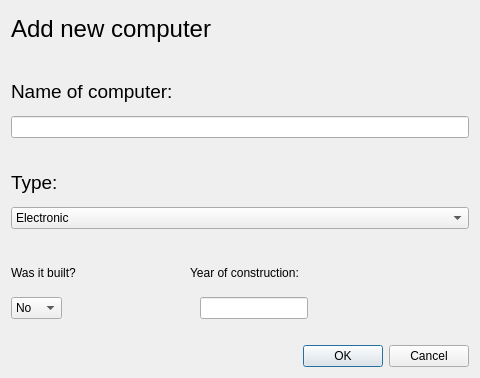
First picture: the form in addcomputer.ui, repository Hopur-50/Verkefni3, before the edit.
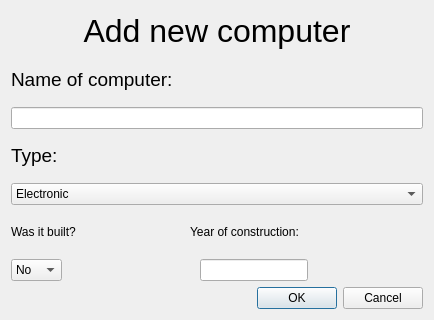
Second picture: the form after the edit.

Diff of the .ui file:
```diff
--- a/addcomputer.ui
+++ b/addcomputer.ui
@@ -6,13 +6,16 @@
    <rect>
     <x>0</x>
     <y>0</y>
-    <width>480</width>
-    <height>378</height>
+    <width>434</width>
+    <height>320</height>
    </rect>
   </property>
   <property name="windowTitle">
    <string>Dialog</string>
   </property>
+  <property name="styleSheet">
+   <string notr="true">font: 13pt &quot;Andale Mono&quot;;</string>
+  </property>
   <layout class="QVBoxLayout" name="verticalLayout">
    <item>
     <widget class="QLabel" name="label_4">
@@ -23,26 +26,13 @@
       <enum>QFrame::Sunken</enum>
      </property>
      <property name="text">
-      <string>&lt;html&gt;&lt;head/&gt;&lt;body&gt;&lt;p&gt;&lt;span style=&quot; font-size:18pt; color:#000000;&quot;&gt;Add new computer&lt;/span&gt;&lt;/p&gt;&lt;/body&gt;&lt;/html&gt;</string>
+      <string>&lt;html&gt;&lt;head/&gt;&lt;body&gt;&lt;p align=&quot;center&quot;&gt;&lt;span style=&quot; font-size:24pt; color:#000000;&quot;&gt;Add new computer&lt;/span&gt;&lt;/p&gt;&lt;/body&gt;&lt;/html&gt;</string>
      </property>
      <property name="textFormat">
       <enum>Qt::RichText</enum>
      </property>
     </widget>
    </item>
-   <item>
-    <spacer name="horizontalSpacer_5">
-     <property name="orientation">
-      <enum>Qt::Horizontal</enum>
-     </property>
-     <property name="sizeHint" stdset="0">
-      <size>
-       <width>40</width>
-       <height>20</height>
-      </size>
-     </property>
-    </spacer>
-   </item>
    <item>
     <layout class="QHBoxLayout" name="horizontalLayout">
      <item>
@@ -69,21 +59,11 @@
        <verstretch>0</verstretch>
       </sizepolicy>
      </property>
+     <property name="styleSheet">
+      <string notr="true">font: 13pt &quot;.SF NS Text&quot;;</string>
+     </property>
     </widget>
    </item>
-   <item>
-    <spacer name="horizontalSpacer_6">
-     <property name="orientation">
-      <enum>Qt::Horizontal</enum>
-     </property>
-     <property name="sizeHint" stdset="0">
-      <size>
-       <width>40</width>
-       <height>20</height>
-      </size>
-     </property>
-    </spacer>
-   </item>
    <item>
     <widget class="QLabel" name="label_2">
      <property name="text">
@@ -119,19 +99,6 @@
      </item>
     </widget>
    </item>
-   <item>
-    <spacer name="horizontalSpacer_4">
-     <property name="orientation">
-      <enum>Qt::Horizontal</enum>
-     </property>
-     <property name="sizeHint" stdset="0">
-      <size>
-       <width>40</width>
-       <height>20</height>
-      </size>
-     </property>
-    </spacer>
-   </item>
    <item>
     <layout class="QHBoxLayout" name="horizontalLayout_3">
      <item>
@@ -254,19 +221,6 @@
      </item>
     </layout>
    </item>
-   <item>
-    <spacer name="horizontalSpacer">
-     <property name="orientation">
-      <enum>Qt::Horizontal</enum>
-     </property>
-     <property name="sizeHint" stdset="0">
-      <size>
-       <width>40</width>
-       <height>20</height>
-      </size>
-     </property>
-    </spacer>
-   </item>
    <item>
     <widget class="QDialogButtonBox" name="buttonOkCancel">
      <property name="orientation">
```
